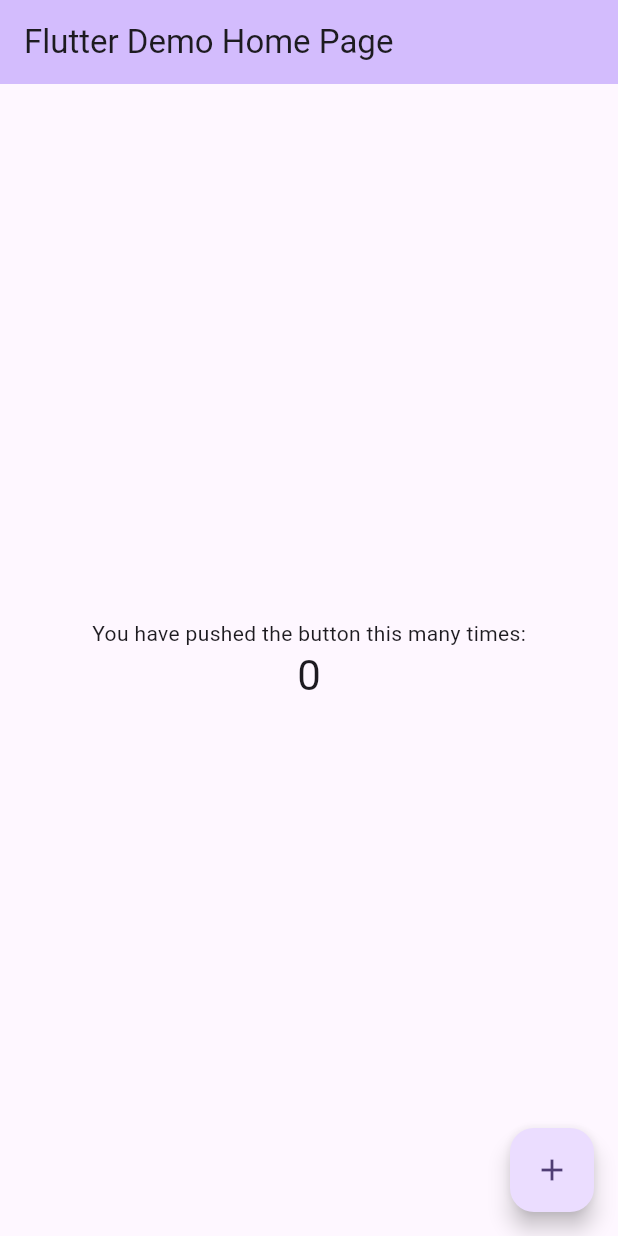
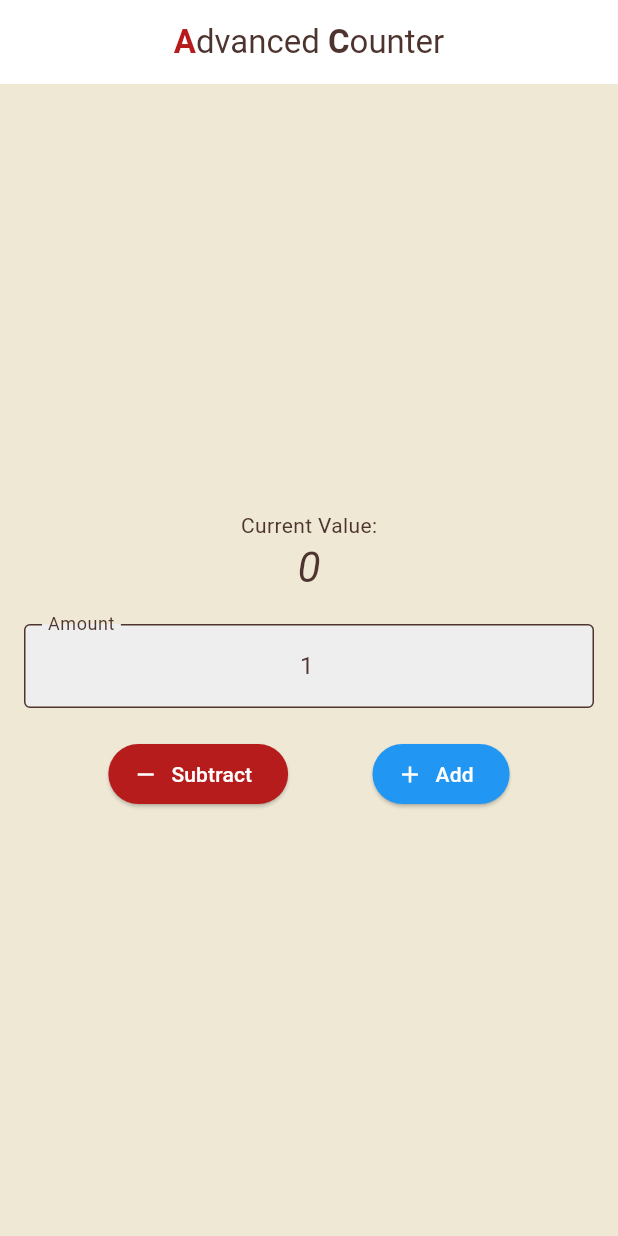
Before and after one commit to hayderr-glitch/Advanced_Counter_Flutter, a Flutter app: the screen it shows after launch, on a phone screen of 412 x 824 dp. Run offline on Flutter 3.47's test engine with Material 3 defaults, Android fonts, the phone set to English and light mode, and no system bars.

Commit message:
backgroung and function implemented

```diff
--- a/lib/main.dart
+++ b/lib/main.dart
@@ -1,4 +1,5 @@
 import 'package:flutter/material.dart';
+import 'package:flutter/services.dart';
 
 void main() {
   runApp(const MyApp());
@@ -11,9 +12,22 @@ class MyApp extends StatelessWidget {
     return MaterialApp(
       title: 'Flutter Demo',
       theme: ThemeData(
-        colorScheme: ColorScheme.fromSeed(seedColor: Colors.deepPurple),
+        useMaterial3: true,
+        colorScheme: const ColorScheme(
+          brightness: Brightness.light,
+          primary: Color(0xFFBF5700), // A warm, burnt orange
+          onPrimary: Colors.white,
+          secondary: Color(0xFFD4AF37), // A muted gold
+          onSecondary: Colors.black,
+          error: Color(0xFFB71C1C), // A deep red for errors
+          onError: Colors.white,
+          background: Color(0xFFFDF6E3), // A light, sandy beige
+          onBackground: Color(0xFF4E342E), // A dark, earthy brown for text
+          surface: Color(0xFFEEE8D5), // An earthy tan for card surfaces
+          onSurface: Color(0xFF4E342E), // A dark, earthy brown for text
         ),
-      home: const MyHomePage(title: 'Flutter Demo Home Page'),
+      ),
+      home: const MyHomePage(title: 'Advanced Counter'),
     );
   }
 }
@@ -29,10 +43,35 @@ class MyHomePage extends StatefulWidget {
 
 class _MyHomePageState extends State<MyHomePage> {
   int _counter = 0;
+  final _amountController = TextEditingController();
+
+  @override
+  void initState() {
+    super.initState();
+    _amountController.text = '1'; // Default amount
+  }
+
+  @override
+  void dispose() {
+    _amountController.dispose(); // Clean up the controller
+    super.dispose();
+  }
+
+  int _getAmount() {
+    // Safely parse the integer from the text field.
+    // Default to 1 if parsing fails or the text is empty.
+    return int.tryParse(_amountController.text) ?? 1;
+  }
 
   void _incrementCounter() {
     setState(() {
-      _counter++;
+      _counter += _getAmount();
+    });
+  }
+
+  void _decrementCounter() {
+    setState(() {
+      _counter -= _getAmount();
     });
   }
 
@@ -41,24 +80,105 @@ class _MyHomePageState extends State<MyHomePage> {
     return Scaffold(
       appBar: AppBar(
         backgroundColor: Theme.of(context).colorScheme.inversePrimary,
-        title: Text(widget.title),
+        centerTitle: true,
+        title: Builder(
+          builder: (context) {
+            // This logic creates colored capital letters for the title.
+            final List<TextSpan> titleSpans = [];
+            final List<Color> capitalColors = [
+              Theme.of(context).colorScheme.error, // Use deep red from theme
+              Theme.of(
+                context,
+              ).colorScheme.onBackground, // Use dark brown from theme
+            ];
+            int colorIndex = 0;
+
+            final RegExp exp = RegExp(r'([A-Z])|([^A-Z]+)');
+            exp.allMatches(widget.title).forEach((match) {
+              final capital = match.group(1);
+              final other = match.group(2);
+
+              if (capital != null) {
+                titleSpans.add(
+                  TextSpan(
+                    text: capital,
+                    style: TextStyle(
+                      color: capitalColors[colorIndex % capitalColors.length],
+                      fontWeight: FontWeight.bold,
+                    ),
+                  ),
+                );
+                colorIndex++;
+              } else if (other != null) {
+                titleSpans.add(TextSpan(text: other));
+              }
+            });
+
+            return RichText(
+              text: TextSpan(
+                style: DefaultTextStyle.of(context).style,
+                children: titleSpans,
+              ),
+            );
+          },
+        ),
       ),
       body: Center(
+        child: Padding(
+          padding: const EdgeInsets.all(16.0),
           child: Column(
             mainAxisAlignment: MainAxisAlignment.center,
             children: <Widget>[
-            const Text('You have pushed the button this many times:'),
+              const Text('Current Value:'),
               Text(
                 '$_counter',
-              style: Theme.of(context).textTheme.headlineMedium,
+                style: Theme.of(context).textTheme.headlineMedium?.copyWith(
+                  fontStyle: FontStyle.italic,
+                ),
+              ),
+              const SizedBox(height: 20),
+              TextField(
+                controller: _amountController,
+                decoration: InputDecoration(
+                  labelText: 'Amount',
+                  border: const OutlineInputBorder(),
+                  filled: true,
+                  fillColor: Colors.grey[200],
+                ),
+                textAlign: TextAlign.center,
+                keyboardType: TextInputType.number,
+                // Allow only digits
+                inputFormatters: [FilteringTextInputFormatter.digitsOnly],
+              ),
+              const SizedBox(height: 20),
+              Row(
+                mainAxisAlignment: MainAxisAlignment.spaceEvenly,
+                children: [
+                  ElevatedButton.icon(
+                    onPressed: _decrementCounter,
+                    style: ElevatedButton.styleFrom(
+                      backgroundColor: Theme.of(context).colorScheme.error,
+                      foregroundColor: Theme.of(context).colorScheme.onError,
+                    ),
+                    icon: const Icon(Icons.remove),
+                    label: const Text('Subtract'),
+                  ),
+                  ElevatedButton.icon(
+                    onPressed: _incrementCounter,
+                    style: ElevatedButton.styleFrom(
+                      // A standard blue color as requested.
+                      backgroundColor: Colors.blue,
+                      // White text and icon for good contrast on a blue background.
+                      foregroundColor: Colors.white,
+                    ),
+                    icon: const Icon(Icons.add),
+                    label: const Text('Add'),
+                  ),
+                ],
               ),
             ],
           ),
         ),
-      floatingActionButton: FloatingActionButton(
-        onPressed: _incrementCounter,
-        tooltip: 'Increment',
-        child: const Icon(Icons.add),
       ),
     );
   }
```
Also changed, not shown: 2 other files. Lines whose indentation alone changed are shown as unchanged.
